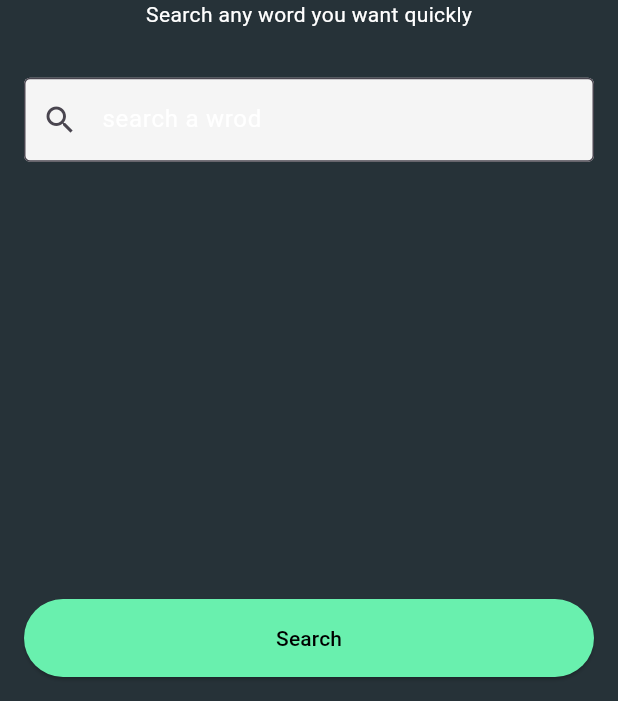
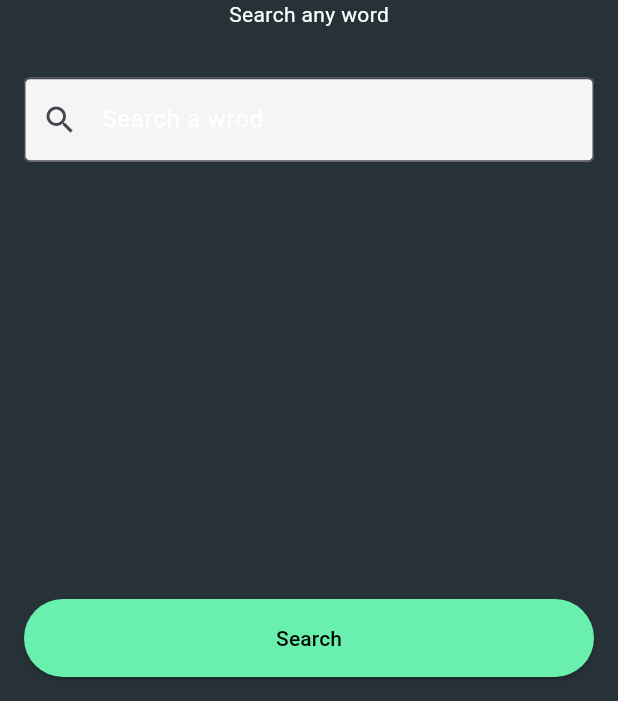
Before and after one commit to abd-005/Dictionary, a Flutter app: the screen it shows after launch, on a phone screen of 412 x 824 dp, the part 535-1236 px from its top. Run offline on Flutter 3.47's test engine with Material 3 defaults, Android fonts, the phone set to English and light mode, and no system bars; our stand-ins replace flutter_bloc.

Commit message:
New commit

```diff
--- a/lib/model/word_response.dart
+++ b/lib/model/word_response.dart
@@ -32,6 +32,7 @@ class WordResponse {
   );
 
   Map<String, dynamic> toJson() => {
+
     "word": word,
     "phonetic": phonetic,
     "phonetics": List<dynamic>.from(phonetics.map((x) => x.toJson())),
--- a/lib/screens/home/home_screen.dart
+++ b/lib/screens/home/home_screen.dart
@@ -4,10 +4,7 @@ import 'package:flutter/material.dart';
 import 'package:flutter_bloc/flutter_bloc.dart ';
 
 class HomeScreen extends StatelessWidget {
-  //const HomeScreen({super.key});
-
-  getDictionaryFromWidget(BuildContext context){
-
+  getDictionaryFromWidget(BuildContext context) {
     final cubit = context.watch<DictionaryCubit>();
 
     return Container(
@@ -22,19 +19,21 @@ class HomeScreen extends StatelessWidget {
               fontSize: 34,
               fontWeight: FontWeight.bold,
             ),
-          ), Text(
-            "Search any word you want quickly",
+          ),
+          Text(
+            "Search any word",
             style: TextStyle(
+              color: Colors.white,
               fontSize: 14,
-              color: Colors.white,
-
             ),
           ),
-          SizedBox(height: 32,),
+          SizedBox(
+            height: 32,
+          ),
           TextField(
             controller: cubit.queryController,
             decoration: InputDecoration(
-              hintText: "search a wrod",
+              hintText: "Search a wrod",
               border: OutlineInputBorder(
                 borderRadius: BorderRadius.circular(4),
                 borderSide: BorderSide(color: Colors.transparent),
@@ -49,13 +48,12 @@ class HomeScreen extends StatelessWidget {
           Container(
             width: double.infinity,
             child: ElevatedButton(
-              onPressed: (){
+              onPressed: () {
                 cubit.getWordSearched();
                 print("getWordSearched fatched");
-
               },
               style: ElevatedButton.styleFrom(
-                  backgroundColor: Colors.greenAccent,
+                  primary: Colors.greenAccent,
                   padding: const EdgeInsets.all(16)),
               child: Text(
                 "Search",
@@ -68,25 +66,27 @@ class HomeScreen extends StatelessWidget {
     );
   }
 
-  getLoadingWidget(){
+  getLoadingWidget() {
     print("Ghurnijhor started");
     return Center(child: CircularProgressIndicator());
   }
 
-  getErrorWidget(message){
-    return Center(child: Text(message));
+  getErrorWidget(message) {
+    return Center(child: Text(message, style: TextStyle(color: Colors.white)));
   }
 
   @override
   Widget build(BuildContext context) {
-
     final cubit = context.watch<DictionaryCubit>();
 
     return BlocListener(
-      listener: (context, state){
-        if(state is WordSearchedState && state.word != null){
-          Navigator.push(context, MaterialPageRoute(builder: (context) => ListScreen(state.word),
-          ),
+      listener: (context, state) {
+        if (state is WordSearchedState && state.words != null) {
+          Navigator.push(
+            context,
+            MaterialPageRoute(
+              builder: (context) => ListScreen(state.words),
+            ),
           );
         }
       },
@@ -95,10 +95,11 @@ class HomeScreen extends StatelessWidget {
           backgroundColor: Colors.blueGrey[900],
           body: cubit.state is WordSearchingState
               ? getLoadingWidget()
-              : cubit.state is ErrorState ?
-          getErrorWidget("Some Error") : cubit.state is NoWordSearchedState ?
-          getDictionaryFromWidget(context) : Container()
-      ),
+              : cubit.state is ErrorState
+                  ? getErrorWidget("Some Error")
+                  : cubit.state is NoWordSearchedState
+                      ? getDictionaryFromWidget(context)
+                      : Container()),
     );
   }
 }
```
Also changed, not shown: lib/main.dart (+1 -10 lines).
